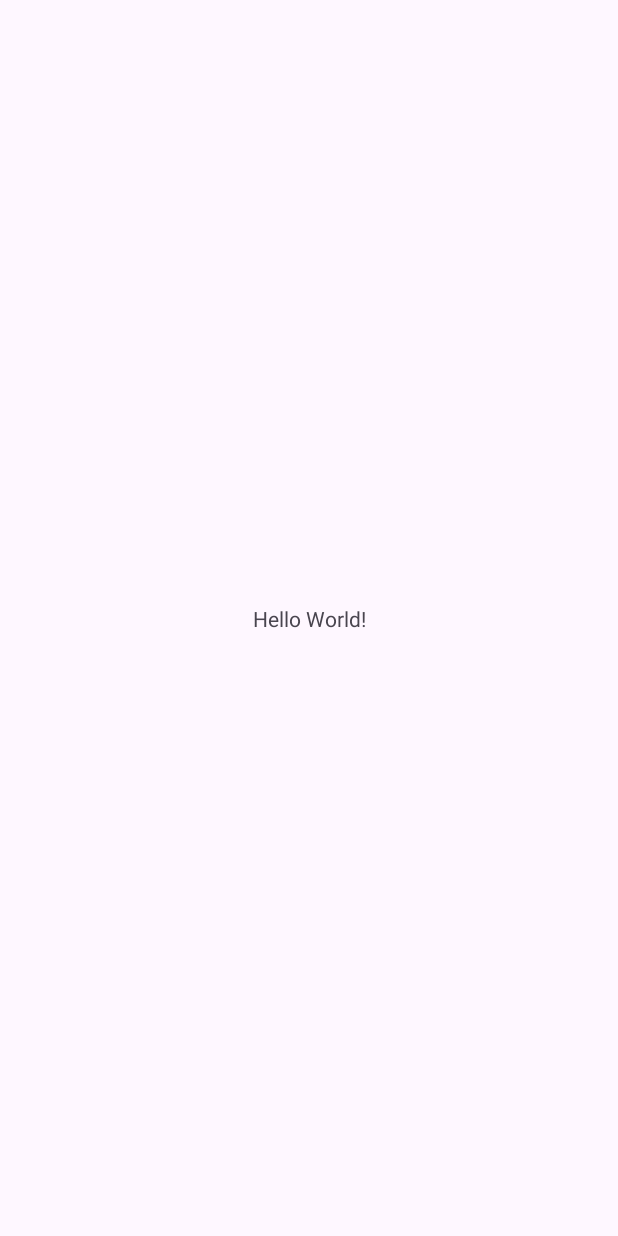
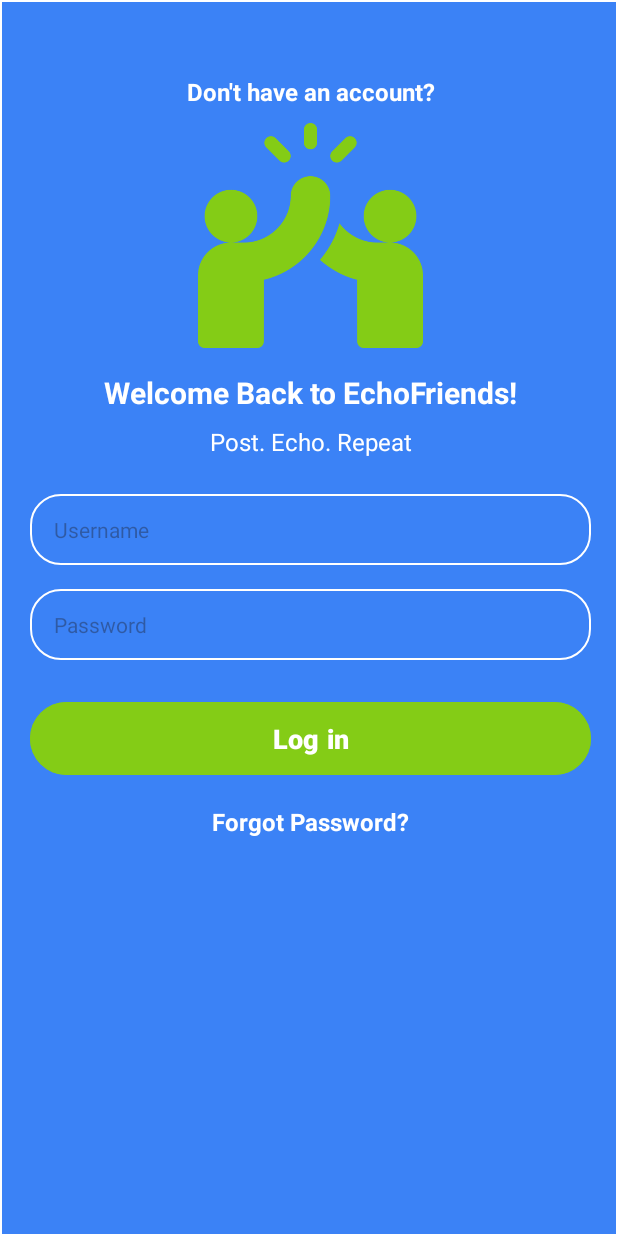
Before and after one commit to blessedEnthusiast/EchoFriends, an Android app: the screen it shows after launch (MainActivity before the commit, LoginActivity after it), on a phone screen of 412 x 824 dp. Before the commit the screen is almost empty. Run offline under Robolectric (Android 15) with nearby library versions, the phone set to English and light mode, and no system bars.

Commit message:
Added code to navigate between pages

```diff
--- a/app/build.gradle.kts
+++ b/app/build.gradle.kts
@@ -4,11 +4,11 @@ plugins {
 
 android {
     namespace = "com.example.echofriend"
-    compileSdk = 34
+    compileSdk = 35
 
     defaultConfig {
         applicationId = "com.example.echofriend"
-        minSdk = 21
+        minSdk = 23
         targetSdk = 34
         versionCode = 1
         versionName = "1.0"
--- a/app/src/main/AndroidManifest.xml
+++ b/app/src/main/AndroidManifest.xml
@@ -29,9 +29,6 @@
             android:exported="false" />
         <activity
             android:name=".LoginActivity"
-            android:exported="false" />
-        <activity
-            android:name=".MainActivity"
             android:exported="true">
             <intent-filter>
                 <action android:name="android.intent.action.MAIN" />
--- a/app/src/main/java/com/example/echofriend/LoginActivity.java
+++ b/app/src/main/java/com/example/echofriend/LoginActivity.java
@@ -5,6 +5,7 @@ import android.os.Bundle;
 import android.view.View;
 import android.widget.Button;
 import android.widget.EditText;
+import android.widget.TextView;
 import android.widget.Toast;
 
 import androidx.activity.EdgeToEdge;
@@ -17,6 +18,7 @@ public class LoginActivity extends AppCompatActivity {
     public EditText username;
     public EditText password;
     public Button login;
+    public TextView createAccount;
     @Override
     protected void onCreate(Bundle savedInstanceState) {
         super.onCreate(savedInstanceState);
@@ -25,7 +27,7 @@ public class LoginActivity extends AppCompatActivity {
         username = (EditText) findViewById(R.id.username);
         password = (EditText) findViewById(R.id.password);
         login = (Button) findViewById(R.id.loginButton);
-
+        createAccount = (TextView) findViewById(R.id.createAccount);
         login.setOnClickListener(new View.OnClickListener() {
             @Override
             public void onClick(View v) {
@@ -43,5 +45,14 @@ public class LoginActivity extends AppCompatActivity {
                 }
             }
         });
+
+        createAccount.setOnClickListener(new View.OnClickListener() {
+            @Override
+            public void onClick(View view) {
+                Intent intent = new Intent(LoginActivity.this, CreateAccountActivity.class);
+                startActivity(intent);
+                finish();
+            }
+        });
     }
 }
--- a/app/src/main/java/com/example/echofriend/MainActivity.java
+++ /dev/null
@@ -1,24 +0,0 @@
-package com.example.echofriend;
-
-import android.os.Bundle;
-
-import androidx.activity.EdgeToEdge;
-import androidx.appcompat.app.AppCompatActivity;
-import androidx.core.graphics.Insets;
-import androidx.core.view.ViewCompat;
-import androidx.core.view.WindowInsetsCompat;
-
-public class MainActivity extends AppCompatActivity {
-
-    @Override
-    protected void onCreate(Bundle savedInstanceState) {
-        super.onCreate(savedInstanceState);
-        EdgeToEdge.enable(this);
-        setContentView(R.layout.activity_main);
-        ViewCompat.setOnApplyWindowInsetsListener(findViewById(R.id.main), (v, insets) -> {
-            Insets systemBars = insets.getInsets(WindowInsetsCompat.Type.systemBars());
-            v.setPadding(systemBars.left, systemBars.top, systemBars.right, systemBars.bottom);
-            return insets;
-        });
-    }
-}
--- a/app/src/main/res/layout/activity_history.xml
+++ b/app/src/main/res/layout/activity_history.xml
@@ -66,7 +66,7 @@
 
             <!-- No Updates Text -->
             <TextView
-                android:id="@+id/rftvhpjbu05j"
+                android:id="@+id/statusUpdates"
                 android:textColor="#FFFFFF"
                 android:textSize="15sp"
                 android:layout_height="wrap_content"
@@ -79,7 +79,7 @@
 
             <!-- Bottom Image -->
             <com.google.android.material.imageview.ShapeableImageView
-                android:id="@+id/rhy64733q9gp"
+                android:id="@+id/history_backButton"
                 android:layout_width="50dp"
                 android:layout_height="50dp"
                 android:layout_marginStart="32dp"
@@ -89,7 +89,7 @@
                 android:src="@drawable/back_arrow"
                 app:layout_constraintBottom_toBottomOf="parent"
                 app:layout_constraintStart_toStartOf="parent"
-                app:layout_constraintTop_toBottomOf="@id/rftvhpjbu05j"
+                app:layout_constraintTop_toBottomOf="@id/statusUpdates"
                 app:layout_constraintVertical_bias="1.0" />
 
         </androidx.constraintlayout.widget.ConstraintLayout>
--- a/app/src/main/res/layout/activity_login.xml
+++ b/app/src/main/res/layout/activity_login.xml
@@ -125,6 +125,18 @@
                 app:layout_constraintEnd_toEndOf="parent"
                 app:layout_constraintStart_toStartOf="parent"
                 app:layout_constraintTop_toBottomOf="@+id/loginButton" />
+
+            <TextView
+                android:id="@+id/createAccount"
+                android:layout_width="wrap_content"
+                android:layout_height="wrap_content"
+                android:text="Don't have an account?"
+                android:textColor="#FFFFFF"
+                android:textSize="16sp"
+                android:textStyle="bold"
+                app:layout_constraintEnd_toEndOf="parent"
+                app:layout_constraintStart_toStartOf="parent"
+                tools:layout_editor_absoluteY="539dp" />
         </androidx.constraintlayout.widget.ConstraintLayout>
     </ScrollView>
 </androidx.constraintlayout.widget.ConstraintLayout>
--- a/app/src/main/res/layout/activity_main.xml
+++ /dev/null
@@ -1,19 +0,0 @@
-<?xml version="1.0" encoding="utf-8"?>
-<androidx.constraintlayout.widget.ConstraintLayout xmlns:android="http://schemas.android.com/apk/res/android"
-    xmlns:app="http://schemas.android.com/apk/res-auto"
-    xmlns:tools="http://schemas.android.com/tools"
-    android:id="@+id/main"
-    android:layout_width="match_parent"
-    android:layout_height="match_parent"
-    tools:context=".MainActivity">
-
-    <TextView
-        android:layout_width="wrap_content"
-        android:layout_height="wrap_content"
-        android:text="Hello World!"
-        app:layout_constraintBottom_toBottomOf="parent"
-        app:layout_constraintEnd_toEndOf="parent"
-        app:layout_constraintStart_toStartOf="parent"
-        app:layout_constraintTop_toTopOf="parent" />
-
-</androidx.constraintlayout.widget.ConstraintLayout>
--- a/app/src/main/res/layout/activity_profile.xml
+++ b/app/src/main/res/layout/activity_profile.xml
@@ -141,9 +141,10 @@
                 android:id="@+id/back_arrow"
                 android:layout_width="32dp"
                 android:layout_height="32dp"
-                android:layout_marginTop="24dp"
+                android:layout_marginStart="16dp"
+                android:layout_marginTop="152dp"
+                android:contentDescription="@string/back_arrow"
                 android:src="@drawable/back_arrow"
-                android:contentDescription="@string/back_arrow"
                 app:layout_constraintStart_toStartOf="parent"
                 app:layout_constraintTop_toBottomOf="@id/save_button"
                 app:tint="#FFFFFF" />
```
Also changed, not shown: app/src/main/java/com/example/echofriend/FriendsActivity.java (+28 -1 lines), app/src/main/java/com/example/echofriend/HistoryActivity.java (+17 -1 lines), app/src/main/java/com/example/echofriend/HomeActivity.java (+40 -1 lines), app/src/main/java/com/example/echofriend/ProfileActivity.java (+12 -1 lines), app/src/main/res/layout/activity_friends.xml (+6 -6 lines), gradle/wrapper/gradle-wrapper.properties, 6 other files.
